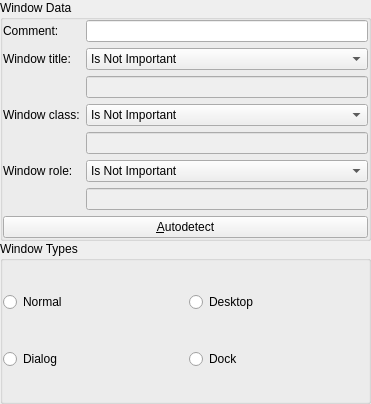
This is kcm_hotkeys/helper_widgets/window_definition_widget.ui in KDE/khotkeys as Qt 5 draws it before an edit. The edited form follows.
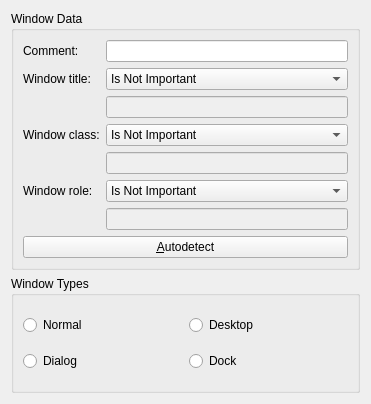
This is the edited form. Custom widgets are drawn as their Qt base class.

Commit message:
Remove explicit setting of margins and spacing, to get the style/platform standard.
Also align the "Command/URL" and "Shortcut" widgets towards the top, so that
they don't seem to just be stuck in the middle of a huge blank space.

What changed in the file:
```diff
--- a/kcm_hotkeys/helper_widgets/window_definition_widget.ui
+++ b/kcm_hotkeys/helper_widgets/window_definition_widget.ui
@@ -10,21 +10,12 @@
    </rect>
   </property>
   <layout class="QVBoxLayout" name="_2" >
-   <property name="spacing" >
-    <number>0</number>
-   </property>
-   <property name="margin" >
-    <number>0</number>
-   </property>
    <item>
     <widget class="QGroupBox" name="groupBox_2" >
      <property name="title" >
       <string>Window Data</string>
      </property>
      <layout class="QVBoxLayout" name="verticalLayout_2" >
-      <property name="margin" >
-       <number>0</number>
-      </property>
       <item>
        <layout class="QGridLayout" name="gridLayout" >
         <item row="0" column="0" >
@@ -214,9 +205,6 @@
       <string>Window Types</string>
      </property>
      <layout class="QGridLayout" name="gridLayout_2" >
-      <property name="margin" >
-       <number>0</number>
-      </property>
       <item row="0" column="0" >
        <widget class="QRadioButton" name="type_normal" >
         <property name="text" >
```
The commit also changes 9 other files.
